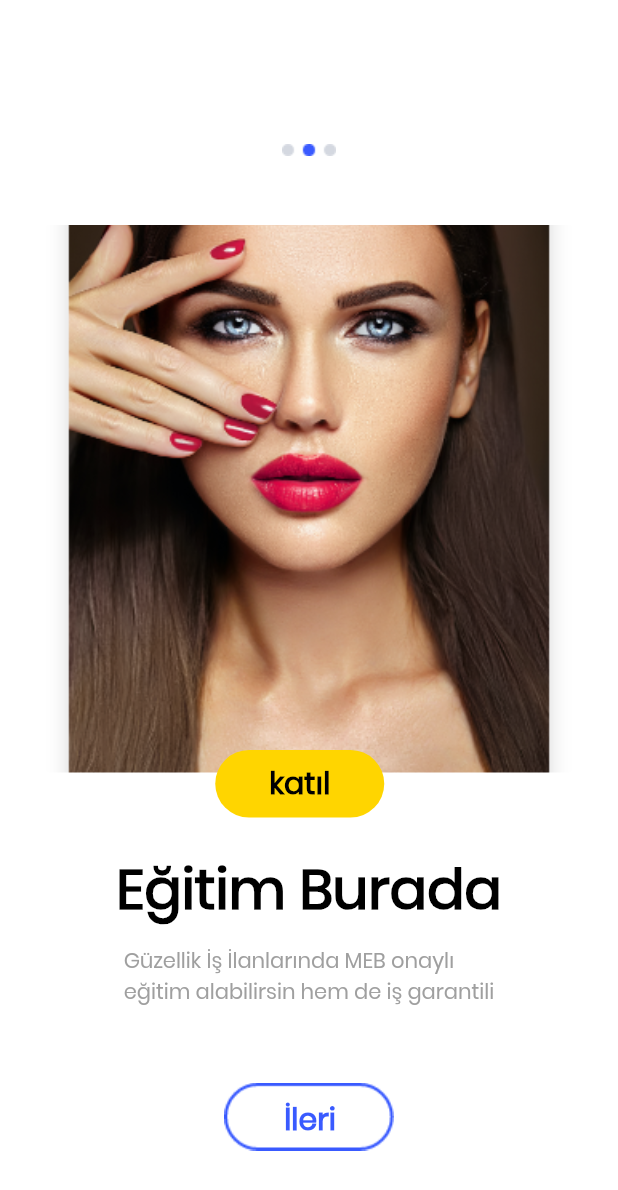
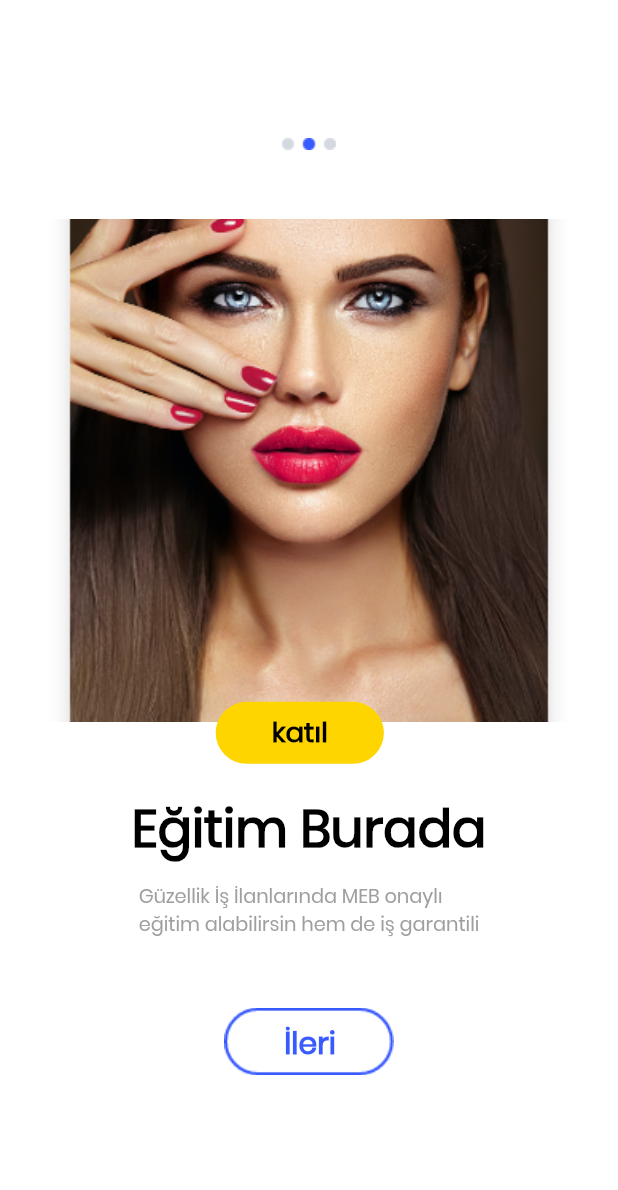
Before and after one commit to emren/igi, a Flutter app: the screen it shows after launch, after a tap on "İleri", on a phone screen of 412 x 824 dp. Shown: the top 1190 px of the screen. Run offline on Flutter 3.47's test engine with Material 2 defaults, Android fonts, the phone set to English and light mode, and no system bars.

Commit message:
sizeconfig sinifina height width ve font eklendi

```diff
--- a/lib/pages/onboarding1.dart
+++ b/lib/pages/onboarding1.dart
@@ -1,9 +1,12 @@
 import 'package:flutter/material.dart';
+import 'package:igi/services/size_config.dart';
 import 'package:igi/widgets/forward_widget.dart';
 
 import 'onboarding2.dart';
 
 class Onboarding1 extends StatelessWidget {
+
+  SizeConfig c = SizeConfig();
   @override
   Widget build(BuildContext context) {
     return Scaffold(
@@ -14,11 +17,12 @@ class Onboarding1 extends StatelessWidget {
         child: Column(
           children: <Widget>[
             SizedBox(
-              height: 50,
+              //height: 50,
+              height: c.height(50),
             ),
             Container(
-              width: 100,
-              height: 100,
+              width: c.width(100),
+              height: c.height(100),
               decoration: BoxDecoration(
                 borderRadius: BorderRadius.circular(10),
                 image: DecorationImage(
@@ -30,8 +34,8 @@ class Onboarding1 extends StatelessWidget {
               overflow: Overflow.visible,
               children: <Widget>[
                 Container(
-                  width: 365,
-                  height: 365,
+                  width: c.width(365),
+                  height: c.height(365),
                   decoration: BoxDecoration(
                     borderRadius: BorderRadius.circular(10),
                     image: DecorationImage(
@@ -41,49 +45,50 @@ class Onboarding1 extends StatelessWidget {
                   ),
                 ),
                 Positioned(
-                  top: 350,
-                  left: 170,
+                  top: c.height(350),
+                  left: c.width(170),
                   child: Container(
-                    width: 40,
-                    height: 40,
+                    width: c.width(40),
+                    height: c.height(40),
                     decoration: BoxDecoration(
                       image: DecorationImage(
                         image: AssetImage('assets/icons/egitim_stack.png'),
                       ),
                     ),
-                    child: Center(child: Text('+', style: TextStyle(color: Colors.white, fontSize: 30), )),
+                    child: Center(child: Text('+', style: TextStyle(color: Colors.white,
+                        fontSize: c.font(30)), )),
                   ),
                 )
               ],
             ),
             SizedBox(
-              height: 50,
+              height: c.height(50),
             ),
             Text(
               "Aradığın İş Burada",
               style: TextStyle(
                 fontFamily: 'Poppins',
                 color: Color(0xff000000),
-                fontSize: 37,
+                fontSize: c.font(37),
                 fontWeight: FontWeight.w800,
                 fontStyle: FontStyle.normal,
               ),
             ),
             SizedBox(
-              height: 10,
+              height: c.height(10),
             ),
             Text(
               "Güzellik İş İlanlarında profil oluştur \nistediğin işi hızlıca bul",
               style: TextStyle(
                 fontFamily: 'Poppins',
                 color: Color(0xff9f9f9f),
-                fontSize: 14,
+                fontSize: c.font(14),
                 fontWeight: FontWeight.w400,
                 fontStyle: FontStyle.normal,
               ),
             ),
             SizedBox(
-              height: 50,
+              height: c.height(50),
             ),
             GestureDetector(onTap: () {
               Navigator.push(
--- a/lib/pages/onboarding2.dart
+++ b/lib/pages/onboarding2.dart
@@ -1,9 +1,11 @@
 import 'package:flutter/material.dart';
 import 'package:igi/pages/onboarding.dart';
 import 'package:igi/pages/onboarding3.dart';
+import 'package:igi/services/size_config.dart';
 import 'package:igi/widgets/forward_widget.dart';
 
 class Onboarding2 extends StatelessWidget {
+  SizeConfig c = SizeConfig();
   @override
   Widget build(BuildContext context) {
     return Scaffold(
@@ -14,7 +16,7 @@ class Onboarding2 extends StatelessWidget {
         child: Column(
           children: <Widget>[
             SizedBox(
-              height: 50,
+              height: c.height(50),
             ),
             Container(
               width: 100,
@@ -30,8 +32,8 @@ class Onboarding2 extends StatelessWidget {
               overflow: Overflow.visible,
               children: <Widget>[
                 Container(
-                  width: 365,
-                  height: 365,
+                  width: c.width(365),
+                  height: c.height(365),
                   decoration: BoxDecoration(
                     borderRadius: BorderRadius.circular(10),
                     image: DecorationImage(
@@ -41,11 +43,11 @@ class Onboarding2 extends StatelessWidget {
                   ),
                 ),
                 Positioned(
-                  top: 350,
-                  left: 120,
+                  top: c.height(350),
+                  left: c.width(120),
                   child: Container(
-                    width: 112.6669921875,
-                    height: 45,
+                    width: c.width(112.6669921875),
+                    height: c.height(45),
                     decoration: BoxDecoration(
                         color: Color(0xffffd500),
                         borderRadius: BorderRadius.circular(23)),
@@ -55,7 +57,7 @@ class Onboarding2 extends StatelessWidget {
                         style: TextStyle(
                           fontFamily: 'Poppins',
                           color: Color(0xff000000),
-                          fontSize: 20,
+                          fontSize: c.font(20),
                           fontWeight: FontWeight.w700,
                           fontStyle: FontStyle.normal,
                         ),
@@ -66,33 +68,33 @@ class Onboarding2 extends StatelessWidget {
               ],
             ),
             SizedBox(
-              height: 50,
+              height: c.height(50),
             ),
             Text(
               "Eğitim Burada",
               style: TextStyle(
                 fontFamily: 'Poppins',
                 color: Color(0xff000000),
-                fontSize: 37,
+                fontSize: c.font(37),
                 fontWeight: FontWeight.w800,
                 fontStyle: FontStyle.normal,
               ),
             ),
             SizedBox(
-              height: 10,
+              height: c.height(10),
             ),
             Text(
               "Güzellik İş İlanlarında MEB onaylı\neğitim alabilirsin hem de iş garantili",
               style: TextStyle(
                 fontFamily: 'Poppins',
                 color: Color(0xff9f9f9f),
-                fontSize: 14,
+                fontSize: c.font(14),
                 fontWeight: FontWeight.w400,
                 fontStyle: FontStyle.normal,
               ),
             ),
             SizedBox(
-              height: 50,
+              height: c.height(50),
             ),
             GestureDetector(
                 onTap: () {
--- a/lib/services/size_config.dart
+++ b/lib/services/size_config.dart
@@ -11,6 +11,9 @@ class SizeConfig{
   static double imagesSizeMultiplier;
   static double heightMultiplier;
   static double widthMultiplier;
+
+  double _iphone_11_height = 8.96;
+  double _iphone_11_width = 4.14;
 
   void init(BoxConstraints constraints, Orientation orientation){
     if(orientation == Orientation.portrait){
@@ -32,4 +35,14 @@ class SizeConfig{
     print('height: ' + _blockSizeVertical.toString());
     print('width: ' + _blockSizeHorizontal.toString());
   }
+
+  double height(double h){
+    return (h/_iphone_11_height)*_blockSizeVertical;
+  }
+  double width(double w){
+    return (w/_iphone_11_width)*_blockSizeHorizontal;
+  }
+  double font(double f){
+    return (f/_iphone_11_height)*_blockSizeVertical;
+  }
 }
```
